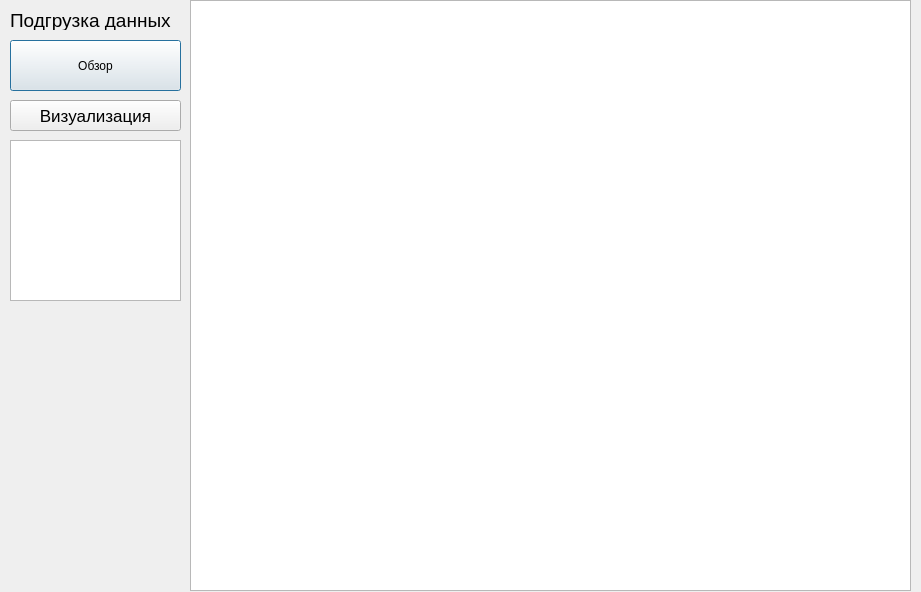
The window that untitled.ui (butoly/DensityVisualization) describes before a commit, drawn with Qt 5.
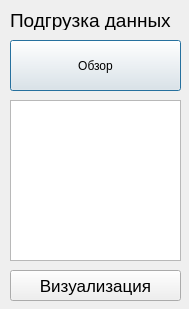
The same window after the commit.

The edit to the form file:
```diff
--- a/untitled.ui
+++ b/untitled.ui
@@ -6,23 +6,13 @@
    <rect>
     <x>0</x>
     <y>0</y>
-    <width>921</width>
-    <height>592</height>
+    <width>189</width>
+    <height>309</height>
    </rect>
   </property>
   <property name="windowTitle">
    <string>Dialog</string>
   </property>
-  <widget class="QGraphicsView" name="graphicsView">
-   <property name="geometry">
-    <rect>
-     <x>190</x>
-     <y>0</y>
-     <width>721</width>
-     <height>591</height>
-    </rect>
-   </property>
-  </widget>
   <widget class="QPushButton" name="buttonOpenFile">
    <property name="geometry">
     <rect>
@@ -58,7 +48,7 @@
    <property name="geometry">
     <rect>
      <x>10</x>
-     <y>100</y>
+     <y>270</y>
      <width>171</width>
      <height>31</height>
     </rect>
@@ -76,7 +66,7 @@
    <property name="geometry">
     <rect>
      <x>10</x>
-     <y>140</y>
+     <y>100</y>
      <width>171</width>
      <height>161</height>
     </rect>
```
